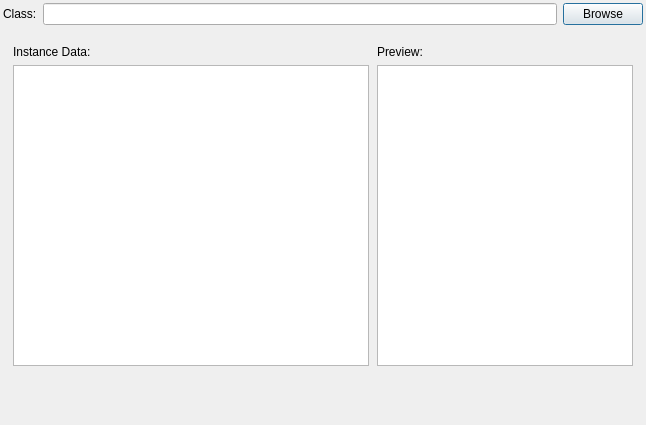
The window that EditExternalNPC.ui (lukegrahamSydney/TilesEditor) describes before a commit, drawn with Qt 5.
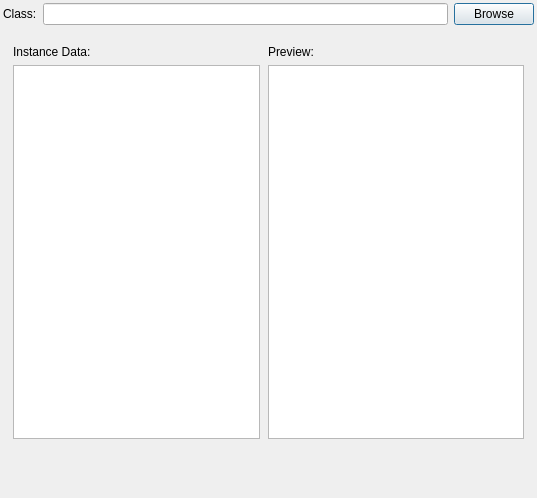
The same window after the commit. Custom widgets are drawn as their Qt base class.

What changed in the file:
```diff
--- a/EditExternalNPC.ui
+++ b/EditExternalNPC.ui
@@ -6,8 +6,8 @@
    <rect>
     <x>0</x>
     <y>0</y>
-    <width>646</width>
-    <height>425</height>
+    <width>537</width>
+    <height>498</height>
    </rect>
   </property>
   <property name="windowTitle">
@@ -28,6 +28,12 @@
    </property>
    <item>
     <widget class="QWidget" name="widget" native="true">
+     <property name="sizePolicy">
+      <sizepolicy hsizetype="Preferred" vsizetype="Fixed">
+       <horstretch>0</horstretch>
+       <verstretch>0</verstretch>
+      </sizepolicy>
+     </property>
      <layout class="QVBoxLayout" name="verticalLayout_2">
       <property name="leftMargin">
        <number>1</number>
@@ -90,7 +96,7 @@
      <layout class="QHBoxLayout" name="horizontalLayout_2">
       <item>
        <widget class="QWidget" name="widget_4" native="true">
-        <layout class="QGridLayout" name="gridLayout_2">
+        <layout class="QVBoxLayout" name="verticalLayout_3">
          <property name="leftMargin">
           <number>1</number>
          </property>
@@ -103,22 +109,41 @@
          <property name="bottomMargin">
           <number>1</number>
          </property>
-         <item row="0" column="0">
+         <item>
           <widget class="QLabel" name="label_2">
+           <property name="sizePolicy">
+            <sizepolicy hsizetype="Preferred" vsizetype="Fixed">
+             <horstretch>0</horstretch>
+             <verstretch>0</verstretch>
+            </sizepolicy>
+           </property>
            <property name="text">
             <string>Instance Data:</string>
            </property>
           </widget>
          </item>
-         <item row="1" column="0">
-          <widget class="QPlainTextEdit" name="plainTextEdit"/>
+         <item>
+          <widget class="QPlainTextEdit" name="plainTextEdit">
+           <property name="sizePolicy">
+            <sizepolicy hsizetype="Preferred" vsizetype="Preferred">
+             <horstretch>0</horstretch>
+             <verstretch>0</verstretch>
+            </sizepolicy>
+           </property>
+          </widget>
          </item>
         </layout>
        </widget>
       </item>
       <item>
        <widget class="QWidget" name="widget_5" native="true">
-        <layout class="QGridLayout" name="gridLayout">
+        <property name="sizePolicy">
+         <sizepolicy hsizetype="Fixed" vsizetype="Preferred">
+          <horstretch>0</horstretch>
+          <verstretch>0</verstretch>
+         </sizepolicy>
+        </property>
+        <layout class="QVBoxLayout" name="verticalLayout_4">
          <property name="leftMargin">
           <number>1</number>
          </property>
@@ -131,23 +156,29 @@
          <property name="bottomMargin">
           <number>1</number>
          </property>
-         <item row="1" column="1">
-          <widget class="TilesEditor::GraphicsView" name="graphicsView">
-           <property name="sizePolicy">
-            <sizepolicy hsizetype="Fixed" vsizetype="Expanding">
-             <horstretch>0</horstretch>
-             <verstretch>0</verstretch>
-            </sizepolicy>
-           </property>
-          </widget>
-         </item>
-         <item row="0" column="1">
+         <item>
           <widget class="QLabel" name="label_3">
+           <property name="sizePolicy">
+            <sizepolicy hsizetype="Preferred" vsizetype="Fixed">
+             <horstretch>0</horstretch>
+             <verstretch>0</verstretch>
+            </sizepolicy>
+           </property>
            <property name="text">
             <string>Preview:</string>
            </property>
           </widget>
          </item>
+         <item>
+          <widget class="TilesEditor::GraphicsView" name="graphicsView">
+           <property name="sizePolicy">
+            <sizepolicy hsizetype="Fixed" vsizetype="Preferred">
+             <horstretch>0</horstretch>
+             <verstretch>0</verstretch>
+            </sizepolicy>
+           </property>
+          </widget>
+         </item>
         </layout>
        </widget>
       </item>
@@ -156,6 +187,12 @@
    </item>
    <item>
     <widget class="QWidget" name="widget_6" native="true">
+     <property name="sizePolicy">
+      <sizepolicy hsizetype="Preferred" vsizetype="Fixed">
+       <horstretch>0</horstretch>
+       <verstretch>0</verstretch>
+      </sizepolicy>
+     </property>
      <property name="minimumSize">
       <size>
        <width>0</width>
```
